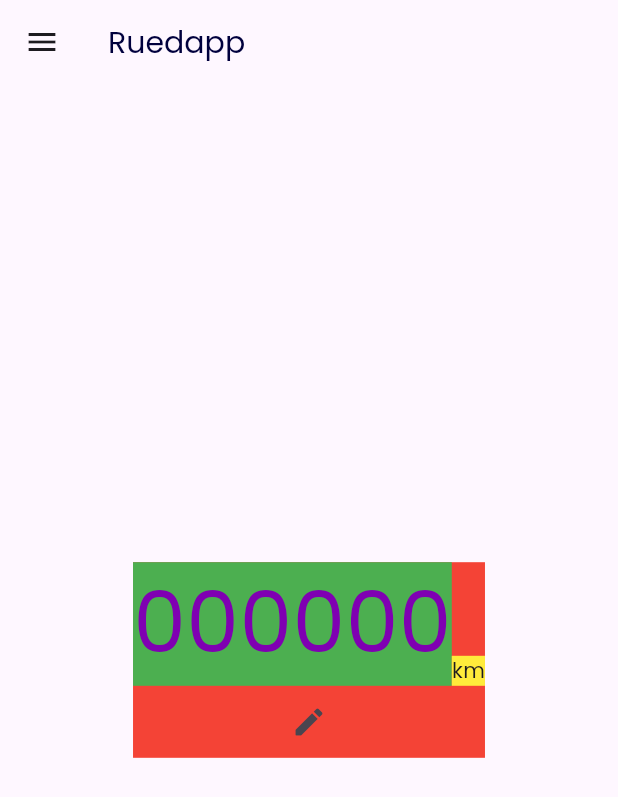
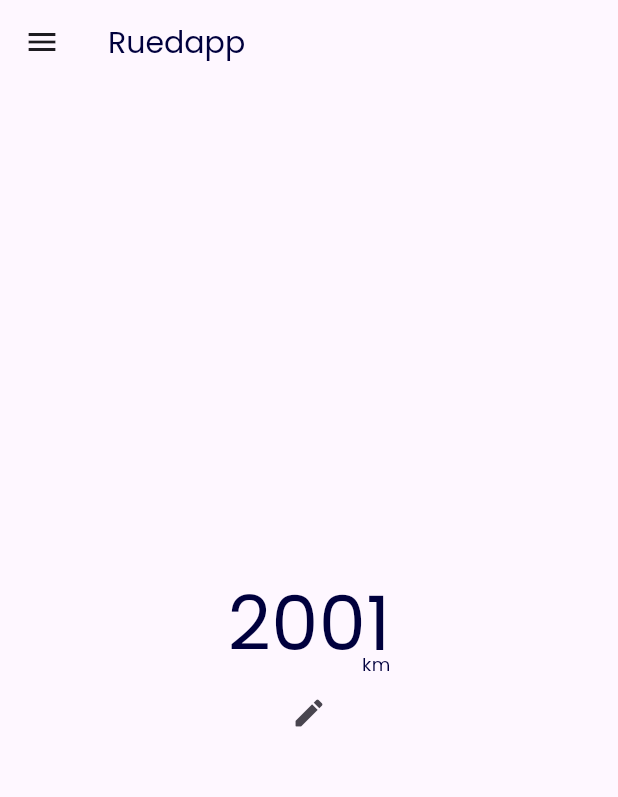
Before and after one commit to jhon2520/ruedapp, a Flutter app: the screen it shows after launch, after a tap on the "mode edit outline" icon, on a phone screen of 412 x 824 dp. Shown: the top 797 px of the screen. Run offline on Flutter 3.47's test engine with Material 2 defaults, Android fonts, the phone set to English and light mode, and no system bars; our stand-ins replace bloc, equatable, flutter_bloc, google_fonts.

Commit message:
home screen bloc is created

```diff
--- /dev/null
+++ b/lib/config/app/myapp.dart
@@ -0,0 +1,31 @@
+import 'package:flutter/material.dart';
+import 'package:flutter_bloc/flutter_bloc.dart';
+import 'package:ruedapp/presentation/blocs/home_screen_bloc/home_screen_bloc.dart';
+
+import 'package:ruedapp/presentation/screens/index.dart'
+  show HomeScreen;
+
+
+class MyApp extends StatelessWidget {
+  const MyApp({super.key});
+
+  @override
+  Widget build(BuildContext context) {
+    return MultiBlocProvider(
+      providers: [
+        BlocProvider<HomeScreenBloc>(
+          create: (context) => HomeScreenBloc(),
+          child: Container(),
+        )
+      ],
+      child: MaterialApp(
+        theme: ThemeData(
+          useMaterial3: true
+        ),
+        debugShowCheckedModeBanner: false,
+        title: 'Material App',
+        home: const HomeScreen()
+      ),
+    );
+  }
+}
--- a/lib/config/index.dart
+++ b/lib/config/index.dart
@@ -1,3 +1,4 @@
 export 'app_strings/index.dart';
 export 'app_colors/index.dart';
 export 'app_layout/index.dart';
+export 'app/MyApp.dart';
--- a/lib/main.dart
+++ b/lib/main.dart
@@ -1,20 +1,7 @@
 import 'package:flutter/material.dart';
-import 'package:ruedapp/presentation/screens/home_screen/home_screen.dart';
+
+
+import 'config/index.dart'
+  show MyApp;
 
 void main() => runApp(const MyApp());
-
-class MyApp extends StatelessWidget {
-  const MyApp({super.key});
-
-  @override
-  Widget build(BuildContext context) {
-    return MaterialApp(
-      theme: ThemeData(
-        useMaterial3: true
-      ),
-      debugShowCheckedModeBanner: false,
-      title: 'Material App',
-      home: const HomeScreen()
-    );
-  }
-}
--- /dev/null
+++ b/lib/presentation/blocs/home_screen_bloc/home_screen_bloc.dart
@@ -0,0 +1,16 @@
+import 'package:bloc/bloc.dart';
+import 'package:equatable/equatable.dart';
+import 'package:flutter/material.dart';
+
+part 'home_screen_event.dart';
+part 'home_screen_state.dart';
+
+class HomeScreenBloc extends Bloc<HomeScreenEvent, HomeScreenState> {
+  HomeScreenBloc() : super(const HomeScreenState()) {
+    on<ChangeCounterKMEvent>((event, emit) {
+      emit(state.copyWith(
+        counterKM: event.newCounter
+      ));
+    });
+  }
+}
--- /dev/null
+++ b/lib/presentation/blocs/home_screen_bloc/home_screen_event.dart
@@ -0,0 +1,9 @@
+part of 'home_screen_bloc.dart';
+
+@immutable
+abstract class HomeScreenEvent {}
+
+class ChangeCounterKMEvent extends HomeScreenEvent{
+  final String newCounter;
+  ChangeCounterKMEvent(this.newCounter);
+}
--- /dev/null
+++ b/lib/presentation/blocs/home_screen_bloc/home_screen_state.dart
@@ -0,0 +1,25 @@
+part of 'home_screen_bloc.dart';
+
+
+
+class HomeScreenState extends Equatable{
+
+  final String? counterKM;
+
+  const HomeScreenState({this.counterKM});
+
+  HomeScreenState copyWith({
+    String? counterKM
+  }){
+    print("se hizo el copuWtihc $counterKM");
+    return HomeScreenState(
+      counterKM:  counterKM ?? this.counterKM
+    );
+  }
+
+  @override
+  List<Object?> get props => [
+    counterKM
+  ];
+
+}
--- /dev/null
+++ b/lib/presentation/blocs/index.dart
@@ -0,0 +1 @@
+export 'home_screen_bloc/home_screen_bloc.dart';
--- a/lib/presentation/screens/home_screen/home_screen.dart
+++ b/lib/presentation/screens/home_screen/home_screen.dart
@@ -1,12 +1,14 @@
 import 'package:flutter/material.dart';
+import 'package:flutter_bloc/flutter_bloc.dart';
 import 'package:google_fonts/google_fonts.dart';
 
 import 'package:ruedapp/config/index.dart'
   show AppColors, AppStrings;
+import 'package:ruedapp/presentation/blocs/index.dart';
 import 'package:ruedapp/presentation/share/index.dart'
   show HomeDrawerWidget, IconButtonWidget, TextWidget;
 import 'package:ruedapp/presentation/utils/index.dart'
-  show FontSizesEnum;
+  show FontSizesEnum, NumberFormatsUtils;
 
 class HomeScreen extends StatelessWidget {
   const HomeScreen({super.key});
@@ -30,34 +32,39 @@ class CounterKMWidget extends StatelessWidget {
   Widget build(BuildContext context) {
 
     final Size size = MediaQuery.of(context).size;
+    print("rebuild");
 
     return Container(
-      // height: size.height * 0.2,
-      color: Colors.red,
+      // color: Colors.red,
       child: Column(
         mainAxisSize: MainAxisSize.min,
         children: [
-          Row(
-            mainAxisAlignment: MainAxisAlignment.center,
-            crossAxisAlignment: CrossAxisAlignment.end,
-            mainAxisSize: MainAxisSize.min,
+          Stack(
             children: [
-              Container(
-                color: Colors.green,
-                height: size.height * 0.1,
-                child: Text(
-                  "000000",
-                  style: GoogleFonts.poppins(
-                      fontSize: 56, color: AppColors.darkPurpleMainColor),
-                ),
+              Builder(
+                builder: (context) {
+
+                  return TextWidget(
+                    context.select((HomeScreenBloc value) => value.state.counterKM ?? "0"),
+                    fontSizesEnum: FontSizesEnum.bigTitle,
+
+                  );
+                }
               ),
-              Container(
-                // height: double.infinity,
-                color: Colors.yellow,
-                child: Text("km", style: GoogleFonts.poppins(),)),
+              Positioned(
+                right: 0,
+                bottom: 0,
+                child: Container(
+                  // height: double.infinity,
+                  // color: Colors.yellow,
+                  child: TextWidget("km", fontSizesEnum: FontSizesEnum.h3,)),
+              ),
             ],
           ),
-          IconButtonWidget(onPressed: () {}, iconData: Icons.mode_edit_outline_rounded)
+          IconButtonWidget(onPressed: () {
+            print("cambio");
+            context.read<HomeScreenBloc>().add(ChangeCounterKMEvent("2001"));
+          }, iconData: Icons.mode_edit_outline_rounded)
         ],
       ),
     );
--- a/lib/presentation/share/widgets/text_widget.dart
+++ b/lib/presentation/share/widgets/text_widget.dart
@@ -4,25 +4,32 @@ import 'package:ruedapp/config/app_colors/app_colors.dart';
 import 'package:ruedapp/presentation/utils/index.dart';
 
 class TextWidget extends StatelessWidget {
-
   final String label;
   final FontSizesEnum fontSizesEnum;
   final Color? fontColor;
+  final bool isSelectable;
 
-  const TextWidget(this.label, {
-    super.key,
-    required this.fontSizesEnum,
-    this.fontColor,
-    });
+  const TextWidget(this.label,
+      {super.key,
+      required this.fontSizesEnum,
+      this.fontColor,
+      this.isSelectable = false});
 
   @override
   Widget build(BuildContext context) {
-    return SelectableText(
+    if (isSelectable) {
+      return SelectableText(
+        label,
+        style: GoogleFonts.poppins(
+            fontSize: fontSizesEnum.size,
+            color: fontColor ?? AppColors.darkBlueMainColor),
+      );
+    }
+    return Text(
       label,
       style: GoogleFonts.poppins(
-        fontSize: fontSizesEnum.size,
-        color: fontColor ?? AppColors.darkBlueMainColor
-      ),
+          fontSize: fontSizesEnum.size,
+          color: fontColor ?? AppColors.darkBlueMainColor),
     );
   }
 }
--- a/lib/presentation/utils/enums/font_sizes_enum.dart
+++ b/lib/presentation/utils/enums/font_sizes_enum.dart
@@ -2,7 +2,8 @@ enum FontSizesEnum{
 
   h1(20),
   h2(16),
-  h3(12);
+  h3(12),
+  bigTitle(50);
 
   final double size;
 
--- /dev/null
+++ b/lib/presentation/utils/formats/index.dart
@@ -0,0 +1 @@
+export 'number_formats_util.dart';
--- /dev/null
+++ b/lib/presentation/utils/formats/number_formats_util.dart
@@ -0,0 +1,14 @@
+class NumberFormatsUtils {
+  static String formatStringWithSpaces(String? value) {
+    if (value == null) {return "";}
+    final String reverseValue = value.split("").reversed.join();
+    String aux = "";
+    for (var i = reverseValue.length - 1; i >= 0; i--) {
+      aux += reverseValue[i];
+      if (i % 3 == 0) {
+        aux += " ";
+      }
+    }
+    return aux.trim();
+  }
+}
--- a/lib/presentation/utils/index.dart
+++ b/lib/presentation/utils/index.dart
@@ -1 +1,2 @@
 export 'enums/index.dart';
+export 'formats/index.dart';
--- a/pubspec.yaml
+++ b/pubspec.yaml
@@ -36,6 +36,9 @@ dependencies:
   # Use with the CupertinoIcons class for iOS style icons.
   cupertino_icons: ^1.0.2
   google_fonts: ^4.0.4
+  flutter_bloc: ^8.1.3
+  bloc: ^8.1.2
+  equatable: ^2.0.5
 
 dev_dependencies:
   flutter_test:
```
Also changed, not shown: pubspec.lock, 2 other files.
